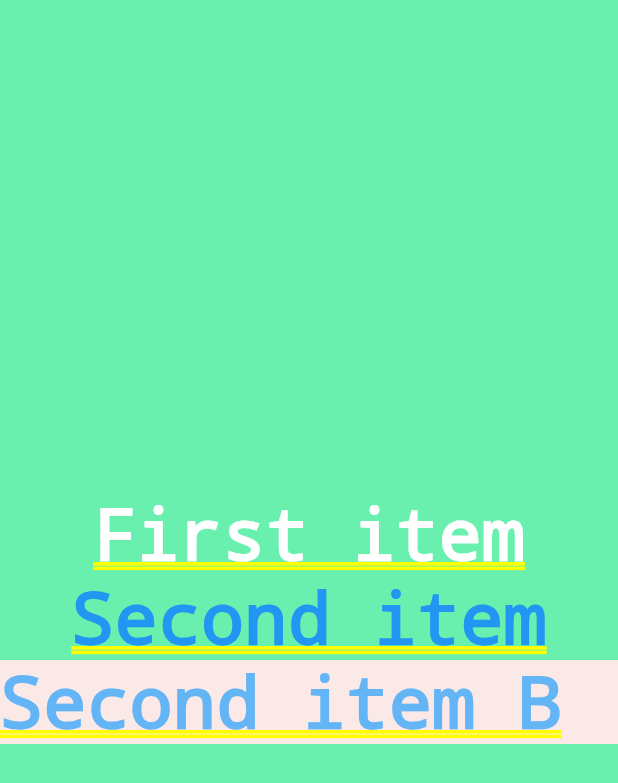
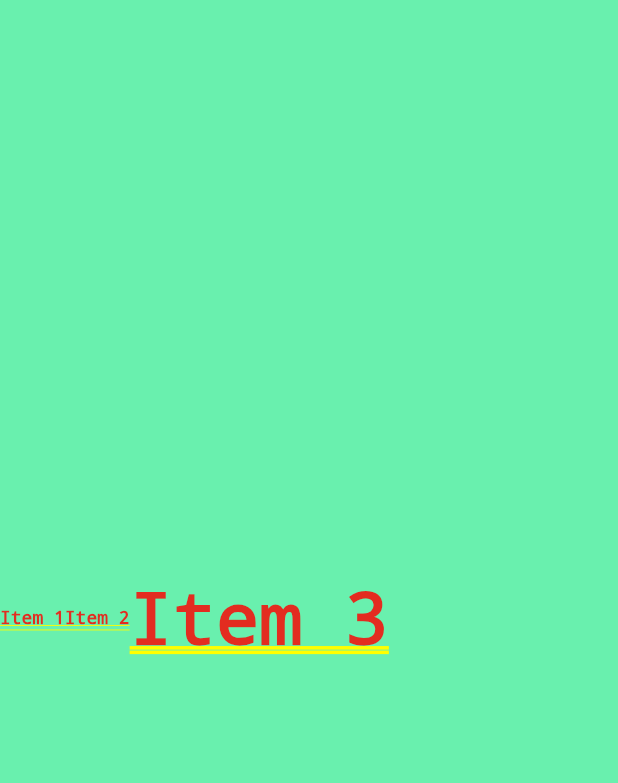
Before and after one commit to MigAlex/Oct_Test_Paul, a Flutter app: the screen it shows after launch, on a phone screen of 412 x 824 dp. Shown: the top 783 px of the screen. Run offline on Flutter 3.47's test engine with Material 2 defaults, Android fonts, the phone set to English and light mode, and no system bars.

Commit message:
S15W76- Rows and Expanded

```diff
--- a/lib/ui/home.dart
+++ b/lib/ui/home.dart
@@ -6,39 +6,24 @@ class Home extends StatelessWidget {
     return Container(
       color: Colors.greenAccent,
       alignment: Alignment.center,
-      child: Column(
+      child: Row(
         mainAxisAlignment: MainAxisAlignment.center,
         children: <Widget>[
           Text(
-            'First item',
+            "Item 1",
             textDirection: TextDirection.ltr,
-            style: TextStyle(color: Colors.white),
+            style: TextStyle(fontSize: 12),
           ),
           Text(
-            'Second item',
+            "Item 2",
             textDirection: TextDirection.ltr,
-            style: TextStyle(color: Colors.blue),
+            style: TextStyle(fontSize: 12),
           ),
-          Container(
-            color: Colors.deepOrange.shade50,
-            alignment: Alignment.bottomLeft,
-            child: Text(
-            'Second item B',
-            textDirection: TextDirection.ltr,
-            style: TextStyle(color: Colors.blue[300]),
-          ),
+          const Expanded(
+            child: const Text("Item 3"),
           )
         ],
       ),
-
-      // child: new Text(
-      //   "Hello container",
-      //   textDirection: TextDirection.ltr,
-      //   style: new TextStyle(
-      //     color: Colors.white,
-      //     fontWeight: FontWeight.w700,
-      //     ),
-      //   ),
     );
   }
 }
```
